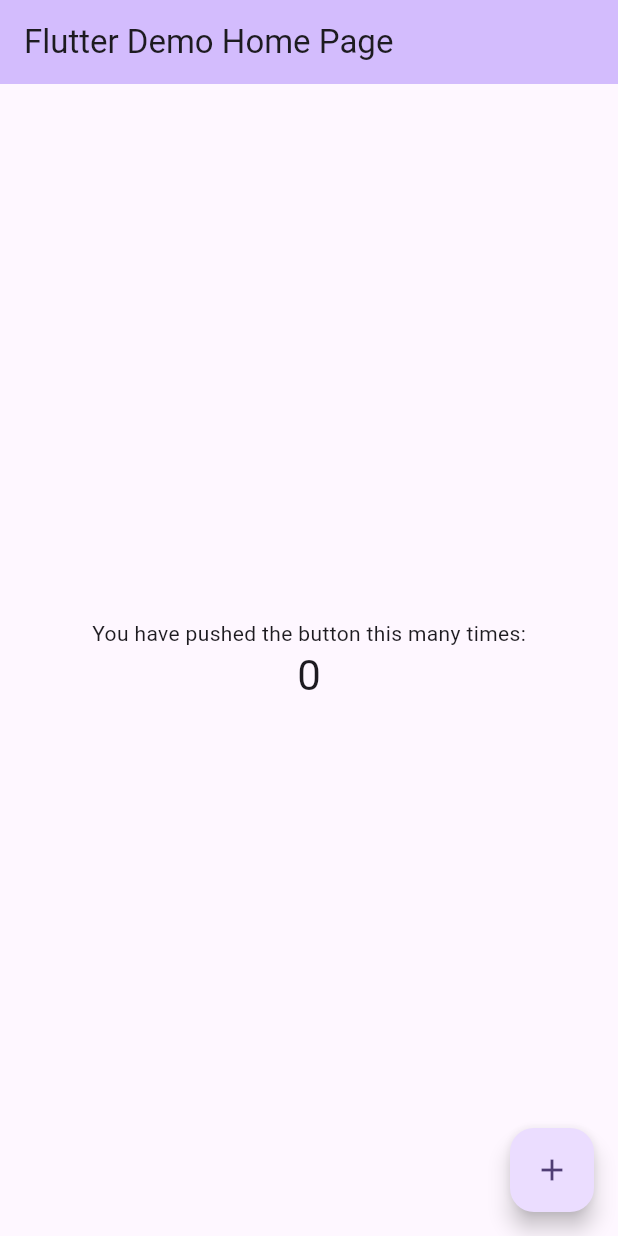
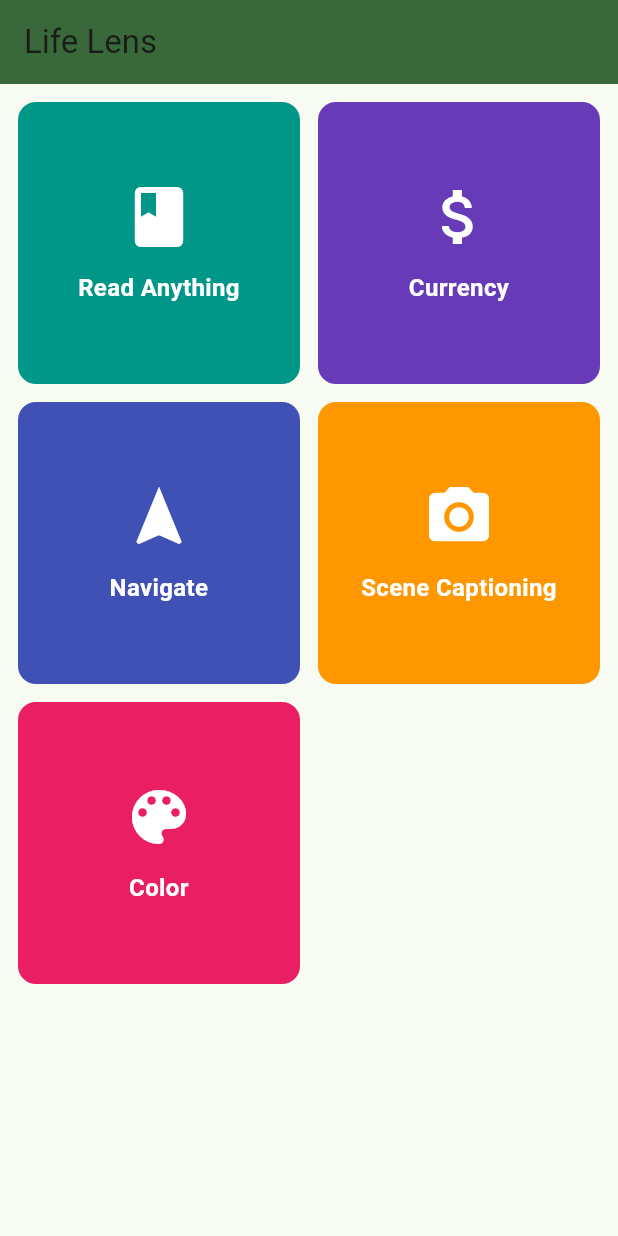
Before and after one commit to Abhimaan-kumar/LifeLense, a Flutter app: the screen it shows after launch, on a phone screen of 412 x 824 dp. Run offline on Flutter 3.47's test engine with Material 3 defaults, Android fonts, the phone set to English and light mode, and no system bars.

Commit message:
menu added

```diff
--- a/lib/main.dart
+++ b/lib/main.dart
@@ -1,5 +1,5 @@
 import 'package:flutter/material.dart';
-//Abhimaan Mandal
+
 void main() {
   runApp(const MyApp());
 }
@@ -10,88 +10,108 @@ class MyApp extends StatelessWidget {
   @override
   Widget build(BuildContext context) {
     return MaterialApp(
-      title: 'Flutter Demo',
+      title: 'Life Lens',
       theme: ThemeData(
-        colorScheme: .fromSeed(seedColor: Colors.deepPurple),
+        colorScheme: ColorScheme.fromSeed(seedColor: const Color(0xFF03FB5E)),
+        useMaterial3: true,
       ),
-      home: const MyHomePage(title: 'Flutter Demo Home Page'),
+      home: const MyHomePage(title: 'Life Lens'),
     );
   }
 }
 
-class MyHomePage extends StatefulWidget {
+class MyHomePage extends StatelessWidget {
   const MyHomePage({super.key, required this.title});
 
   final String title;
 
   @override
-  State<MyHomePage> createState() => _MyHomePageState();
+  Widget build(BuildContext context) {
+    final List<_MenuOption> options = [
+      _MenuOption('Read Anything', Icons.book, Colors.teal, const SimplePage(title: 'Read Anything')),
+      _MenuOption('Currency', Icons.attach_money, Colors.deepPurple, const SimplePage(title: 'Currency')),
+      _MenuOption('Navigate', Icons.navigation, Colors.indigo, const SimplePage(title: 'Navigate')),
+      _MenuOption('Scene Captioning', Icons.camera_alt, Colors.orange, const SimplePage(title: 'Scene Captioning')),
+      _MenuOption('Color', Icons.color_lens, Colors.pink, const SimplePage(title: 'Color')),
+    ];
+
+    return Scaffold(
+      appBar: AppBar(
+        backgroundColor: Theme.of(context).colorScheme.primary,
+        title: Text(title),
+      ),
+      body: Padding(
+        padding: const EdgeInsets.all(12.0),
+        child: GridView.count(
+          crossAxisCount: 2,
+          crossAxisSpacing: 12,
+          mainAxisSpacing: 12,
+          children: options.map((opt) => _MenuCard(option: opt)).toList(),
+        ),
+      ),
+    );
+  }
 }
 
-class _MyHomePageState extends State<MyHomePage> {
-  int _counter = 0;
+class _MenuOption {
+  final String title;
+  final IconData icon;
+  final Color color;
+  final Widget page;
 
-  void _incrementCounter() {
-    setState(() {
-      // This call to setState tells the Flutter framework that something has
-      // changed in this State, which causes it to rerun the build method below
-      // so that the display can reflect the updated values. If we changed
-      // _counter without calling setState(), then the build method would not be
-      // called again, and so nothing would appear to happen.
-      _counter++;
-    });
+  _MenuOption(this.title, this.icon, this.color, this.page);
 }
+
+class _MenuCard extends StatelessWidget {
+  final _MenuOption option;
+
+  const _MenuCard({required this.option});
 
   @override
   Widget build(BuildContext context) {
-    // This method is rerun every time setState is called, for instance as done
-    // by the _incrementCounter method above.
-    //
-    // The Flutter framework has been optimized to make rerunning build methods
-    // fast, so that you can just rebuild anything that needs updating rather
-    // than having to individually change instances of widgets.
-    return Scaffold(
-      appBar: AppBar(
-        // TRY THIS: Try changing the color here to a specific color (to
-        // Colors.amber, perhaps?) and trigger a hot reload to see the AppBar
-        // change color while the other colors stay the same.
-        backgroundColor: Theme.of(context).colorScheme.inversePrimary,
-        // Here we take the value from the MyHomePage object that was created by
-        // the App.build method, and use it to set our appbar title.
-        title: Text(widget.title),
-      ),
-      body: Center(
-        // Center is a layout widget. It takes a single child and positions it
-        // in the middle of the parent.
+    return Material(
+      color: option.color,
+      borderRadius: BorderRadius.circular(12),
+      child: InkWell(
+        borderRadius: BorderRadius.circular(12),
+        onTap: () {
+          Navigator.of(context).push(MaterialPageRoute(builder: (_) => option.page));
+        },
+        child: Padding(
+          padding: const EdgeInsets.all(16.0),
           child: Column(
-          // Column is also a layout widget. It takes a list of children and
-          // arranges them vertically. By default, it sizes itself to fit its
-          // children horizontally, and tries to be as tall as its parent.
-          //
-          // Column has various properties to control how it sizes itself and
-          // how it positions its children. Here we use mainAxisAlignment to
-          // center the children vertically; the main axis here is the vertical
-          // axis because Columns are vertical (the cross axis would be
-          // horizontal).
-          //
-          // TRY THIS: Invoke "debug painting" (choose the "Toggle Debug Paint"
-          // action in the IDE, or press "p" in the console), to see the
-          // wireframe for each widget.
-          mainAxisAlignment: .center,
+            mainAxisAlignment: MainAxisAlignment.center,
             children: [
-            const Text('You have pushed the button this many times:'),
+              Icon(option.icon, size: 48, color: Colors.white),
+              const SizedBox(height: 12),
               Text(
-              '$_counter',
-              style: Theme.of(context).textTheme.headlineMedium,
+                option.title,
+                textAlign: TextAlign.center,
+                style: const TextStyle(color: Colors.white, fontSize: 16, fontWeight: FontWeight.w600),
               ),
             ],
           ),
         ),
-      floatingActionButton: FloatingActionButton(
-        onPressed: _incrementCounter,
-        tooltip: 'Increment',
-        child: const Icon(Icons.add),
       ),
     );
   }
 }
+
+class SimplePage extends StatelessWidget {
+  final String title;
+
+  const SimplePage({super.key, required this.title});
+
+  @override
+  Widget build(BuildContext context) {
+    return Scaffold(
+      appBar: AppBar(title: Text(title)),
+      body: Center(
+        child: Text(
+          title,
+          style: Theme.of(context).textTheme.headlineSmall,
+        ),
+      ),
+    );
+  }
+}
```
Lines whose indentation alone changed are shown as unchanged.
